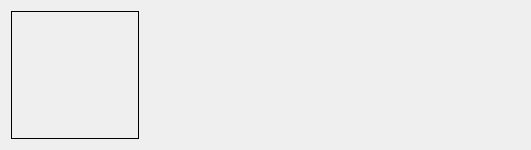
The window that src/tools/Asset/AssetManager/resources/ui/asset_widget.ui (RoFi13/Valkyrie) describes before a commit, drawn with Qt 5.
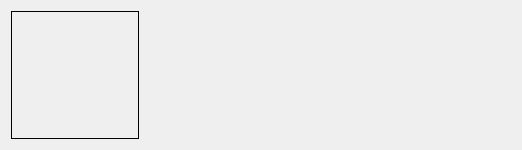
The same window after the commit.

```diff
--- a/src/tools/Asset/AssetManager/resources/ui/asset_widget.ui
+++ b/src/tools/Asset/AssetManager/resources/ui/asset_widget.ui
@@ -6,7 +6,7 @@
    <rect>
     <x>0</x>
     <y>0</y>
-    <width>531</width>
+    <width>522</width>
     <height>150</height>
    </rect>
   </property>
```
